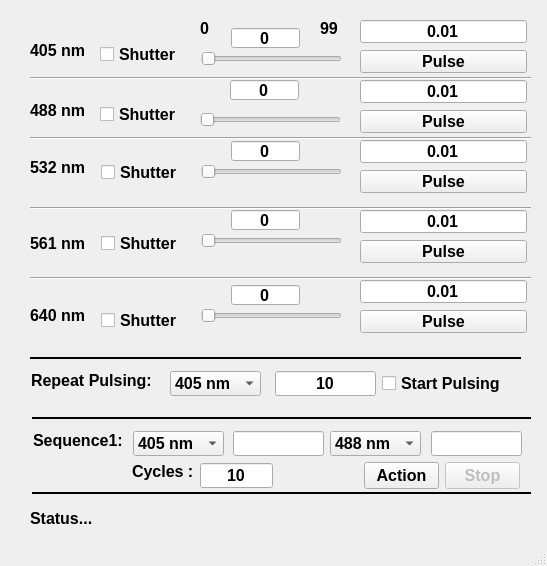
This is LaserControl.ui in drbeiliu/pyAOTF as Qt 5 draws it before an edit. The edited form follows.
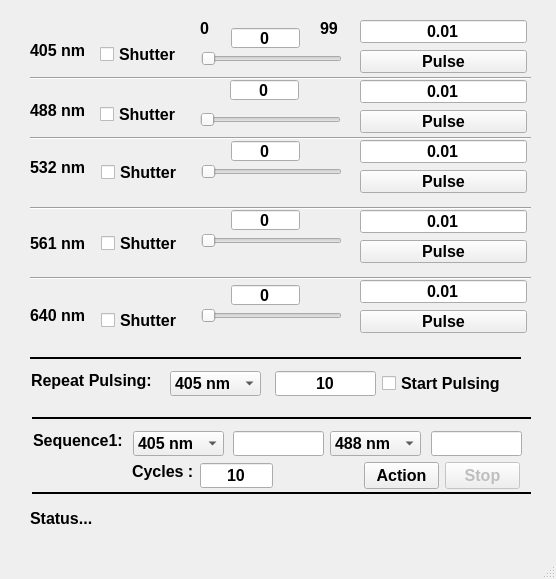
This is the edited form.

Commit message:
Add a Reset menubar
Add a menubar to reset laser power to zero

Diff of the .ui file:
```diff
--- a/LaserControl.ui
+++ b/LaserControl.ui
@@ -6,8 +6,8 @@
    <rect>
     <x>0</x>
     <y>0</y>
-    <width>547</width>
-    <height>566</height>
+    <width>556</width>
+    <height>579</height>
    </rect>
   </property>
   <property name="windowTitle">
@@ -19,7 +19,7 @@
      <rect>
       <x>30</x>
       <y>40</y>
-      <width>57</width>
+      <width>61</width>
       <height>21</height>
      </rect>
     </property>
@@ -195,7 +195,7 @@
      <rect>
       <x>30</x>
       <y>100</y>
-      <width>57</width>
+      <width>61</width>
       <height>21</height>
      </rect>
     </property>
@@ -476,7 +476,7 @@
      <rect>
       <x>30</x>
       <y>157</y>
-      <width>57</width>
+      <width>61</width>
       <height>21</height>
      </rect>
     </property>
@@ -497,7 +497,7 @@
      <rect>
       <x>30</x>
       <y>233</y>
-      <width>57</width>
+      <width>61</width>
       <height>21</height>
      </rect>
     </property>
@@ -518,7 +518,7 @@
      <rect>
       <x>30</x>
       <y>305</y>
-      <width>57</width>
+      <width>61</width>
       <height>21</height>
      </rect>
     </property>
```
Left out of the diff: 2 changed lines with no effect on the pictures. The commit also changes 2 other files.
